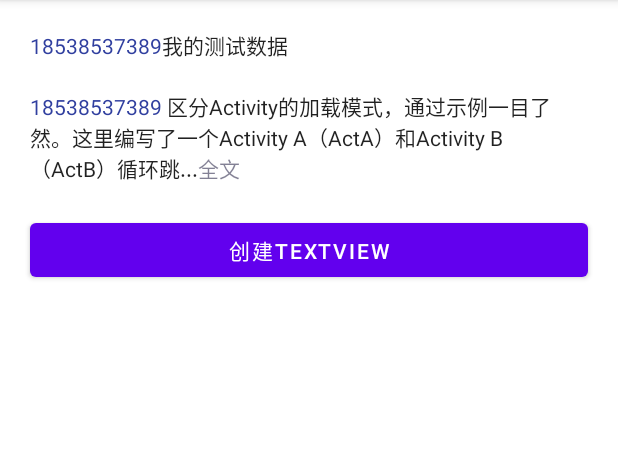
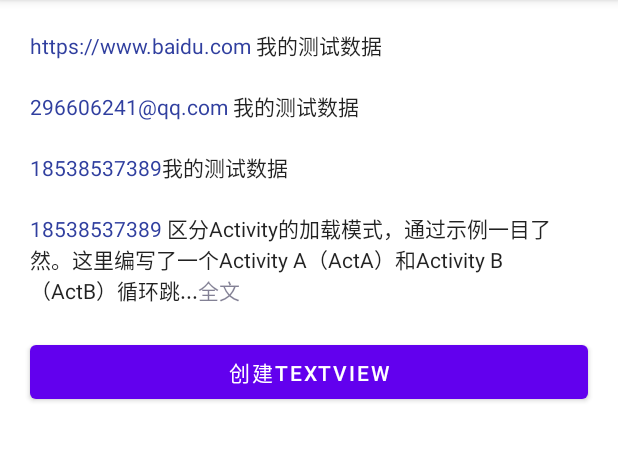
Before and after one commit to wukuiqing49/CommonProject, an Android app: the TextViewActivity screen opened directly, with no data from a screen before it, on a phone screen of 412 x 824 dp, the part 84-545 px from its top. Run offline under Robolectric (Android 15) with nearby library versions, the phone set to English and light mode, and no system bars; our stand-ins replace data binding.

Commit message:
光标问题

```diff
--- a/app/build.gradle
+++ b/app/build.gradle
@@ -91,5 +91,5 @@ dependencies {
     api "com.scwang.smartrefresh:SmartRefreshHeader:1.1.0-alpha-6"
     api project(path: ':lib_network')
     implementation project(path: ':lib_view')
-    implementation 'com.github.wukuiqing49:CommonProject:v1.0.3'
+//    implementation 'com.github.wukuiqing49:CommonProject:v1.0.3'
 }
--- a/app/src/main/res/layout/activity_main.xml
+++ b/app/src/main/res/layout/activity_main.xml
@@ -10,7 +10,7 @@
     android:orientation="vertical"
     tools:context=".MainActivity">
     <RelativeLayout
-        android:visibility="gone"
+
         android:layout_width="match_parent"
         android:layout_height="wrap_content"
         android:background="@drawable/shape_10dp"
@@ -36,7 +36,7 @@
 
 
     <LinearLayout
-        android:visibility="gone"
+
         android:layout_width="match_parent"
         android:layout_height="wrap_content"
         android:orientation="vertical">
--- a/app/src/main/res/layout/activity_textview.xml
+++ b/app/src/main/res/layout/activity_textview.xml
@@ -9,6 +9,25 @@
     android:layout_height="match_parent"
     android:orientation="vertical"
     tools:context=".MainActivity">
+    <com.wu.view.AutoLinkTextView
+        android:layout_marginTop="20dp"
+        android:layout_marginRight="20dp"
+        android:layout_marginLeft="20dp"
+        android:layout_width="match_parent"
+        android:layout_height="wrap_content"
+        app:useLongClick="true"
+        android:text="https://www.baidu.com 我的测试数据"
+        tools:ignore="MissingConstraints" />
+
+    <com.wu.view.AutoLinkTextView
+        android:layout_marginTop="20dp"
+        android:layout_marginRight="20dp"
+        android:layout_marginLeft="20dp"
+        android:layout_width="match_parent"
+        android:layout_height="wrap_content"
+        app:useLongClick="true"
+        android:text="296606241@qq.com 我的测试数据"
+        tools:ignore="MissingConstraints" />
 
     <com.wu.view.AutoLinkTextView
         android:id="@+id/tv_1"
```
Also changed, not shown: lib_view/src/main/java/com/wu/view/util/AutoTextViewUtil.kt (+25 -7 lines).
